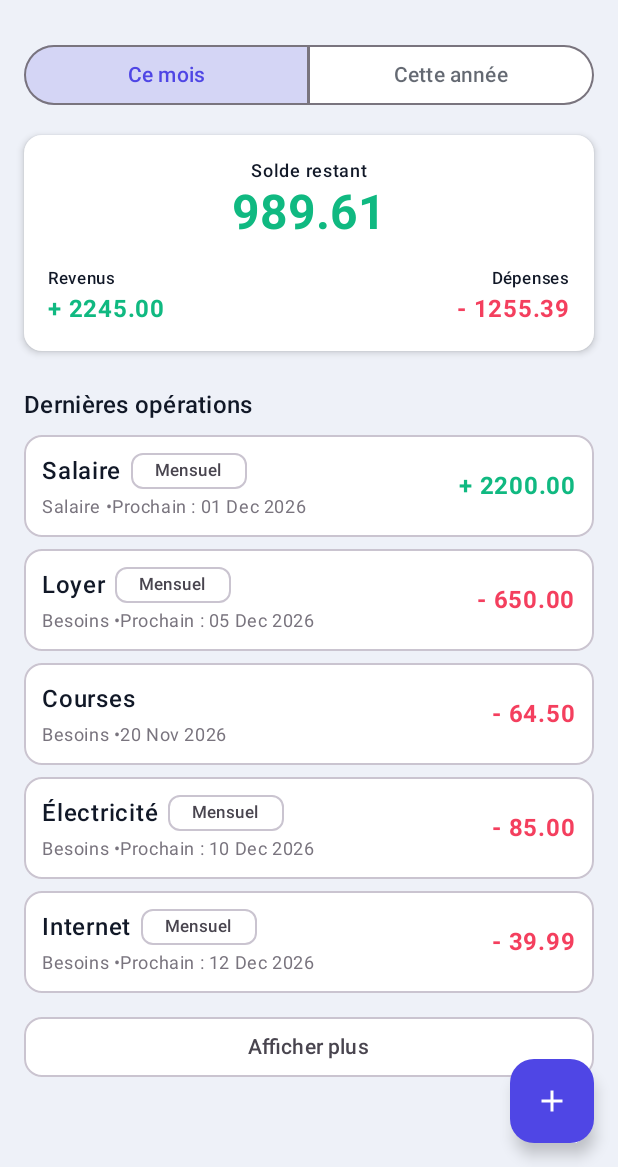
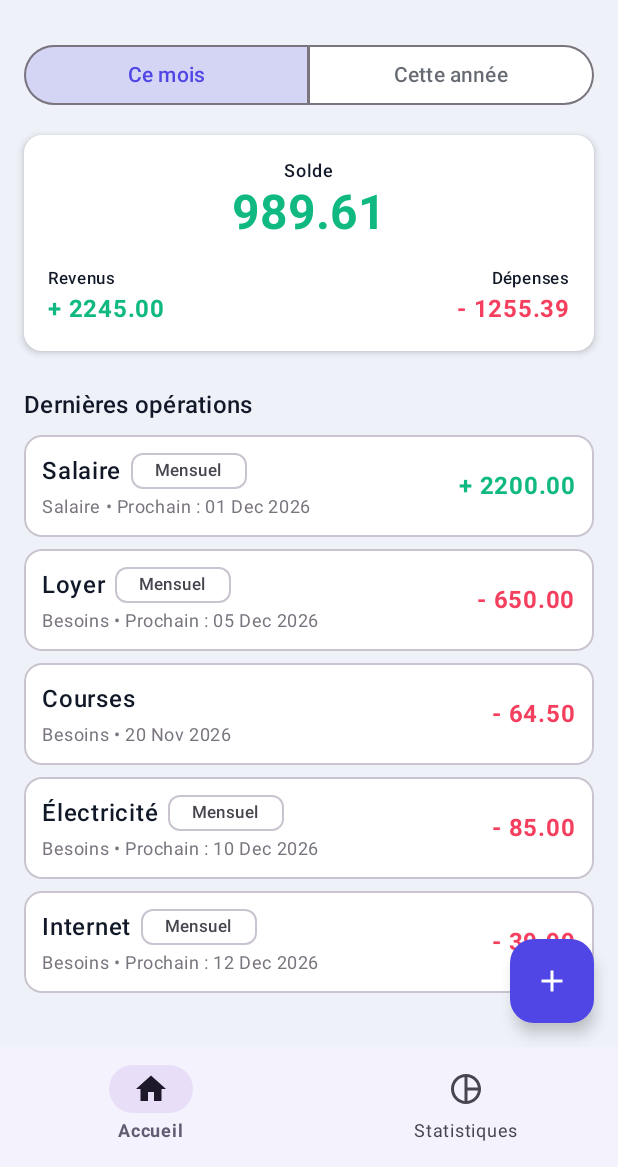
Before and after one commit to ibraBalta/BudgetManager, an Android app built with Jetpack Compose: the screen it shows after launch (MainActivity), on a phone screen of 412 x 824 dp, the part 69-1236 px from its top. Run offline under Robolectric (Android 15) with nearby library versions, the phone set to English and light mode, and no system bars.

Commit message:
ajout jspquoi

```diff
--- a/app/src/main/java/com/ibra/budgetmanager/ui/navigation/AppNavigation.kt
+++ b/app/src/main/java/com/ibra/budgetmanager/ui/navigation/AppNavigation.kt
@@ -2,12 +2,22 @@ package com.ibra.budgetmanager.ui.navigation
 
 import androidx.activity.compose.BackHandler
 import androidx.compose.foundation.isSystemInDarkTheme
+import androidx.compose.material.icons.Icons
+import androidx.compose.material.icons.filled.Home
+import androidx.compose.material.icons.filled.PieChart
+import androidx.compose.material.icons.outlined.Home
+import androidx.compose.material.icons.outlined.PieChart
+import androidx.compose.material3.*
 import androidx.compose.runtime.Composable
 import androidx.compose.runtime.getValue
 import androidx.compose.runtime.mutableStateOf
 import androidx.compose.runtime.saveable.rememberSaveable
 import androidx.compose.runtime.setValue
+import androidx.compose.ui.res.stringResource
+import androidx.compose.ui.text.font.FontWeight
+import androidx.compose.ui.unit.dp
 import androidx.lifecycle.viewmodel.compose.viewModel
+import com.ibra.budgetmanager.R
 import com.ibra.budgetmanager.ui.AppThemeMode
 import com.ibra.budgetmanager.ui.BudgetViewModel
 import com.ibra.budgetmanager.ui.screens.add.AddTransactionScreen
@@ -33,6 +43,13 @@ fun AppNavigation(
         var previousScreen by rememberSaveable { mutableStateOf("home") }
         var editingTransactionId by rememberSaveable { mutableStateOf<Long?>(null) }
 
+        val bottomBarContent: @Composable () -> Unit = {
+            BudgetBottomBar(
+                currentScreen = currentScreen,
+                onSelectScreen = { target -> currentScreen = target }
+            )
+        }
+
         when (currentScreen) {
             "home" -> {
                 HomeScreen(
@@ -42,17 +59,23 @@ fun AppNavigation(
                     onPeriodSelected = { newPeriod ->
                         viewModel.updatePeriod(newPeriod)
                     },
-                    onAddTransactionClick = { currentScreen = "add" },
+                    onAddTransactionClick = {
+                        previousScreen = "home"
+                        currentScreen = "add"
+                    },
                     onTransactionClick = { transaction ->
                         editingTransactionId = transaction.id
                         previousScreen = "home"
                         currentScreen = "edit"
                     },
-                    onShowMoreClick = { currentScreen = "all_transactions" },
-                    onSettingsClick = { currentScreen = "settings" }
+                    onSettingsClick = {
+                        previousScreen = "home"
+                        currentScreen = "settings"
+                    },
+                    bottomBar = bottomBarContent
                 )
             }
-            "all_transactions" -> {
+            "stats" -> {
                 BackHandler {
                     currentScreen = "home"
                 }
@@ -64,25 +87,29 @@ fun AppNavigation(
                     onPeriodSelected = { newPeriod ->
                         viewModel.updatePeriod(newPeriod)
                     },
-                    onBackClick = { currentScreen = "home" },
                     onTransactionClick = { transaction ->
                         editingTransactionId = transaction.id
-                        previousScreen = "all_transactions"
+                        previousScreen = "stats"
                         currentScreen = "edit"
-                    }
+                    },
+                    onSettingsClick = {
+                        previousScreen = "stats"
+                        currentScreen = "settings"
+                    },
+                    bottomBar = bottomBarContent
                 )
             }
             "add" -> {
                 BackHandler {
-                    currentScreen = "home"
+                    currentScreen = previousScreen
                 }
 
                 AddTransactionScreen(
                     isDarkTheme = isDarkTheme,
-                    onBackClick = { currentScreen = "home" },
+                    onBackClick = { currentScreen = previousScreen },
                     onSaveTransaction = { nouvelleTransaction ->
                         viewModel.ajouterTransaction(nouvelleTransaction)
-                        currentScreen = "home"
+                        currentScreen = previousScreen
                     }
                 )
             }
@@ -118,7 +145,7 @@ fun AppNavigation(
             }
             "settings" -> {
                 BackHandler {
-                    currentScreen = "home"
+                    currentScreen = previousScreen
                 }
 
                 SettingsScreen(
@@ -126,9 +153,56 @@ fun AppNavigation(
                     onThemeSelected = { newMode ->
                         viewModel.updateThemeMode(newMode)
                     },
-                    onBackClick = { currentScreen = "home" }
+                    onBackClick = { currentScreen = previousScreen }
                 )
             }
         }
     }
 }
+
+@Composable
+private fun BudgetBottomBar(
+    currentScreen: String,
+    onSelectScreen: (String) -> Unit
+) {
+    NavigationBar(
+        containerColor = MaterialTheme.colorScheme.surface,
+        tonalElevation = 2.dp
+    ) {
+        val isHomeSelected = currentScreen == "home"
+        NavigationBarItem(
+            selected = isHomeSelected,
+            onClick = { onSelectScreen("home") },
+            icon = {
+                Icon(
+                    imageVector = if (isHomeSelected) Icons.Filled.Home else Icons.Outlined.Home,
+                    contentDescription = stringResource(R.string.nav_home)
+                )
+            },
+            label = {
+                Text(
+                    text = stringResource(R.string.nav_home),
+                    fontWeight = if (isHomeSelected) FontWeight.Bold else FontWeight.Normal
+                )
+            }
+        )
+
+        val isStatsSelected = currentScreen == "stats"
+        NavigationBarItem(
+            selected = isStatsSelected,
+            onClick = { onSelectScreen("stats") },
+            icon = {
+                Icon(
+                    imageVector = if (isStatsSelected) Icons.Filled.PieChart else Icons.Outlined.PieChart,
+                    contentDescription = stringResource(R.string.nav_stats)
+                )
+            },
+            label = {
+                Text(
+                    text = stringResource(R.string.nav_stats),
+                    fontWeight = if (isStatsSelected) FontWeight.Bold else FontWeight.Normal
+                )
+            }
+        )
+    }
+}
--- a/app/src/main/java/com/ibra/budgetmanager/ui/screens/home/HomeScreen.kt
+++ b/app/src/main/java/com/ibra/budgetmanager/ui/screens/home/HomeScreen.kt
@@ -38,8 +38,8 @@ fun HomeScreen(
     onPeriodSelected: (BudgetPeriod) -> Unit,
     onAddTransactionClick: () -> Unit = {},
     onTransactionClick: (Transaction) -> Unit = {},
-    onShowMoreClick: () -> Unit = {},
-    onSettingsClick: () -> Unit = {}
+    onSettingsClick: () -> Unit = {},
+    bottomBar: @Composable () -> Unit = {}
 ) {
     val aujourdhui = LocalDate.now()
     val moisActuel = YearMonth.from(aujourdhui)
@@ -125,6 +125,7 @@ fun HomeScreen(
                 )
             )
         },
+        bottomBar = bottomBar,
         floatingActionButton = {
             FloatingActionButton(
                 onClick = onAddTransactionClick,
@@ -207,17 +208,11 @@ fun HomeScreen(
 
             Spacer(modifier = Modifier.height(8.dp))
 
-            LazyColumn(
-                verticalArrangement = Arrangement.spacedBy(8.dp),
-                modifier = Modifier.fillMaxWidth(),
-                contentPadding = PaddingValues(bottom = 80.dp)
-            ) {
             if (dernieresTransactions.isEmpty()) {
-                    item {
                 Box(
                     modifier = Modifier
                         .fillMaxWidth()
-                                .padding(vertical = 32.dp),
+                        .weight(1f),
                     contentAlignment = Alignment.Center
                 ) {
                     Text(
@@ -226,8 +221,12 @@ fun HomeScreen(
                         style = MaterialTheme.typography.bodyMedium
                     )
                 }
-                    }
             } else {
+                LazyColumn(
+                    verticalArrangement = Arrangement.spacedBy(8.dp),
+                    modifier = Modifier.fillMaxWidth(),
+                    contentPadding = PaddingValues(bottom = 80.dp)
+                ) {
                     items(dernieresTransactions, key = { it.id }) { transaction ->
                         TransactionItem(
                             transaction = transaction,
@@ -235,26 +234,6 @@ fun HomeScreen(
                             incomeColor = incomeColor,
                             expenseColor = expenseColor,
                             onClick = { onTransactionClick(transaction) }
-                        )
-                    }
-                }
-
-                // Bouton "Afficher +" toujours visible
-                item {
-                    OutlinedButton(
-                        onClick = onShowMoreClick,
-                        modifier = Modifier
-                            .fillMaxWidth()
-                            .padding(top = 4.dp),
-                        shape = CardDefaults.shape,
-                        colors = ButtonDefaults.outlinedButtonColors(
-                            containerColor = MaterialTheme.colorScheme.surface
-                        ),
-                        border = BorderStroke(1.dp, MaterialTheme.colorScheme.outlineVariant)
-                    ) {
-                        Text(
-                            text = stringResource(R.string.show_more),
-                            fontWeight = FontWeight.SemiBold
                         )
                     }
                 }
@@ -386,7 +365,7 @@ fun TransactionItem(
                 }
                 Spacer(modifier = Modifier.height(4.dp))
                 Text(
-                    text = "${transaction.categorie} •$dateAffichee",
+                    text = "${transaction.categorie} • $dateAffichee",
                     style = MaterialTheme.typography.bodySmall,
                     color = MaterialTheme.colorScheme.outline
                 )
--- a/app/src/main/res/values/strings.xml
+++ b/app/src/main/res/values/strings.xml
@@ -1,14 +1,17 @@
 <resources>
     <string name="app_name">Budget Manager</string>
 
-    <!-- HomeScreen & AllTransactionsScreen -->
+    <!-- Navigation -->
+    <string name="nav_home">Accueil</string>
+    <string name="nav_stats">Statistiques</string>
+
+    <!-- HomeScreen & StatsScreen -->
     <string name="add_transaction">Ajouter une transaction</string>
     <string name="recent_transactions">Dernières opérations</string>
-    <string name="all_transactions">Toutes les opérations</string>
-    <string name="show_more">Afficher plus</string>
+    <string name="all_transactions">Statistiques</string>
     <string name="no_transactions">Aucune opération enregistrée</string>
     <string name="no_data_chart">Aucune donnée</string>
-    <string name="remaining_balance">Solde restant</string>
+    <string name="remaining_balance">Solde</string>
     <string name="income_plural">Revenus</string>
     <string name="expenses_plural">Dépenses</string>
     <string name="monthly_badge">Mensuel</string>
```
Also changed, not shown: app/src/main/java/com/ibra/budgetmanager/ui/screens/transactions/AllTransactionsScreen.kt (+60 -28 lines). Lines whose indentation alone changed are shown as unchanged.
